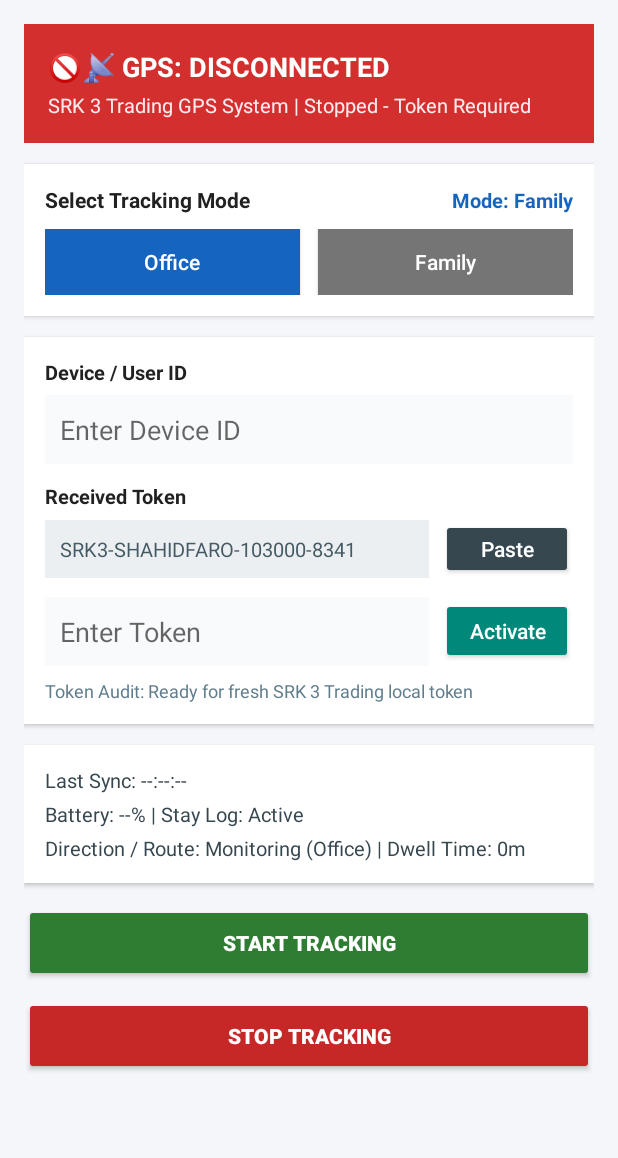
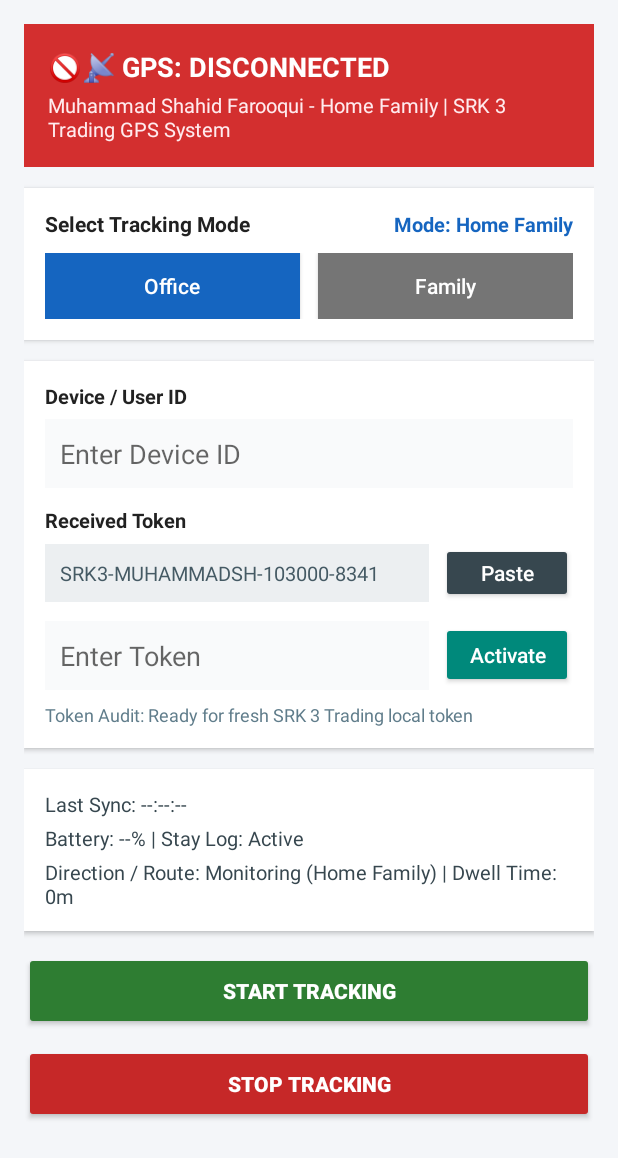
Before and after one commit to srk3trading-en/familygpsapp, an Android app: the screen it shows after launch (MainActivity), after a tap on "Family", on a phone screen of 412 x 824 dp. Shown: the top 1158 px of the screen. Run offline under Robolectric (Android 15) with nearby library versions, the phone set to English and light mode, and no system bars; 1 other tap on this screen came first.

Commit message:
Update MainActivity.kt

```diff
--- a/familygpsapp/app/src/main/java/com/sajidalma/familygps/MainActivity.kt
+++ b/familygpsapp/app/src/main/java/com/sajidalma/familygps/MainActivity.kt
@@ -57,7 +57,6 @@ class MainActivity : AppCompatActivity() {
         val btnStartTracking = findViewById<Button>(R.id.btnStartTracking)
         val btnStopTracking = findViewById<Button>(R.id.btnStopTracking)
 
-        // Request runtime permissions
         ActivityCompat.requestPermissions(
             this,
             arrayOf(
@@ -68,11 +67,10 @@ class MainActivity : AppCompatActivity() {
             100
         )
 
-        // Generate initial local token on device for SRK 3 Trading GPS System
         generatedToken = generateLocalToken(etDeviceId.text.toString())
         tvReceivedToken.text = generatedToken
 
-        // Default mode UI
+        val initialLabel = resolveDisplayLabel(etDeviceId.text.toString())
         setDisconnectedState(
             statusBanner = statusBanner,
             tvGpsStatus = tvGpsStatus,
@@ -80,26 +78,30 @@ class MainActivity : AppCompatActivity() {
             tvSelectedMode = tvSelectedMode,
             tvTokenLogInfo = tvTokenLogInfo,
             tvStayAndDirection = tvStayAndDirection,
-            detailText = "SRK 3 Trading GPS System | Stopped - Token Required"
+            detailText = "$initialLabel | Disconnected - Token Required"
         )
         updateBatteryAndInfo(tvBatteryInfo, tvStayAndDirection)
 
-        // Mode selection buttons
         btnModeOffice.setOnClickListener {
             selectedMode = "Office"
             tvSelectedMode.text = "Mode: Office"
             btnModeOffice.setBackgroundColor(Color.parseColor("#1565C0"))
             btnModeFamily.setBackgroundColor(Color.parseColor("#757575"))
+            val label = resolveDisplayLabel(etDeviceId.text.toString())
+            tvStatusDetail.text = "$label | SRK 3 Trading GPS System"
+            updateBatteryAndInfo(tvBatteryInfo, tvStayAndDirection)
         }
 
         btnModeFamily.setOnClickListener {
             selectedMode = "Family"
-            tvSelectedMode.text = "Mode: Family"
+            tvSelectedMode.text = "Mode: Home Family"
             btnModeFamily.setBackgroundColor(Color.parseColor("#1565C0"))
             btnModeOffice.setBackgroundColor(Color.parseColor("#757575"))
+            val label = resolveDisplayLabel(etDeviceId.text.toString())
+            tvStatusDetail.text = "$label | SRK 3 Trading GPS System"
+            updateBatteryAndInfo(tvBatteryInfo, tvStayAndDirection)
         }
 
-        // Generate fresh local token when tapping received token box
         tvReceivedToken.setOnClickListener {
             if (isTokenActivated) {
                 Toast.makeText(
@@ -114,7 +116,6 @@ class MainActivity : AppCompatActivity() {
             Toast.makeText(this, "New SRK 3 Trading local token generated", Toast.LENGTH_SHORT).show()
         }
 
-        // Paste token from local generated token box or system clipboard
         btnPasteToken.setOnClickListener {
             if (isTokenActivated) {
                 Toast.makeText(this, "Token already active. Disconnect to generate a new one", Toast.LENGTH_SHORT).show()
@@ -144,7 +145,6 @@ class MainActivity : AppCompatActivity() {
             }
         }
 
-        // Activate single-use token, clear input box, and show GPS symbol
         btnVerifyToken.setOnClickListener {
             val tokenValue = etToken.text.toString().trim()
             if (tokenValue.isEmpty()) {
@@ -160,28 +160,32 @@ class MainActivity : AppCompatActivity() {
                 return@setOnClickListener
             }
 
-            // Consume token so it cannot be reused
             usedTokens.add(tokenValue)
             activeToken = tokenValue
             isTokenActivated = true
             generatedToken = ""
 
-            // Clear token input & received token box after activation
             etToken.text.clear()
             tvReceivedToken.text = "SRK 3 Trading Active Session Token Locked"
 
             val currentTime = SimpleDateFormat("HH:mm:ss", Locale.getDefault()).format(Date())
+            val label = resolveDisplayLabel(etDeviceId.text.toString())
             statusBanner.setBackgroundColor(Color.parseColor("#2E7D32"))
             tvGpsStatus.text = "📍 GPS: CONNECTED & ACTIVE"
-            tvStatusDetail.text = "SRK 3 Trading GPS System | Token Active ($selectedMode)"
+            tvStatusDetail.text = "$label | Token Active"
             tvTokenLogInfo.text = "Token Audit: Single-use token activated at $currentTime"
             tvLastSync.text = "Last Sync: $currentTime"
             Toast.makeText(this, "Token activated and locked for single use", Toast.LENGTH_SHORT).show()
         }
 
-        // Start tracking service
         btnStartTracking.setOnClickListener {
-            val userName = etDeviceId.text.toString().trim().ifEmpty { "Shahid Farooqui" }
+            val rawInput = etDeviceId.text.toString().trim()
+            val userName = if (rawInput.isEmpty()) "Muhammad Shahid Farooqui" else rawInput
+            val isHomeFamily = selectedMode == "Family" ||
+                rawInput.contains("home", ignoreCase = true) ||
+                rawInput.contains("family", ignoreCase = true)
+            val effectiveMode = if (isHomeFamily) "Home Family" else "Office"
+            val displayLabel = resolveDisplayLabel(rawInput)
             val currentTime = SimpleDateFormat("HH:mm:ss", Locale.getDefault()).format(Date())
 
             if (!isTokenActivated || activeToken.isNullOrBlank()) {
@@ -198,7 +202,7 @@ class MainActivity : AppCompatActivity() {
             val serviceIntent = Intent(this, LocationService::class.java).apply {
                 putExtra("DEVICE_ID", userName)
                 putExtra("SYSTEM_NAME", "SRK 3 Trading GPS System")
-                putExtra("TRACKING_MODE", selectedMode)
+                putExtra("TRACKING_MODE", effectiveMode)
                 putExtra("TOKEN", activeToken)
             }
 
@@ -210,24 +214,22 @@ class MainActivity : AppCompatActivity() {
 
             statusBanner.setBackgroundColor(Color.parseColor("#2E7D32"))
             tvGpsStatus.text = "🛰️ GPS: CONNECTED & TRACKING"
-            tvStatusDetail.text = "SRK 3 Trading GPS System | $userName ($selectedMode)"
+            tvStatusDetail.text = displayLabel
             tvLastSync.text = "Last Sync: $currentTime"
             updateBatteryAndInfo(tvBatteryInfo, tvStayAndDirection)
         }
 
-        // Disconnect / stop tracking: remove old token and generate a fresh one
         btnStopTracking.setOnClickListener {
             stopService(Intent(this, LocationService::class.java))
 
-            // Remove current active token completely
             activeToken = null
             isTokenActivated = false
             etToken.text.clear()
 
-            // Generate a new token ready for the next connection
             generatedToken = generateLocalToken(etDeviceId.text.toString())
             tvReceivedToken.text = generatedToken
 
+            val label = resolveDisplayLabel(etDeviceId.text.toString())
             setDisconnectedState(
                 statusBanner = statusBanner,
                 tvGpsStatus = tvGpsStatus,
@@ -235,19 +237,35 @@ class MainActivity : AppCompatActivity() {
                 tvSelectedMode = tvSelectedMode,
                 tvTokenLogInfo = tvTokenLogInfo,
                 tvStayAndDirection = tvStayAndDirection,
-                detailText = "SRK 3 Trading GPS System | Disconnected - New Token Ready"
+                detailText = "$label | Disconnected - New Token Ready"
             )
             Toast.makeText(this, "Disconnected. Old token removed and new token generated.", Toast.LENGTH_SHORT).show()
         }
     }
 
+    private fun resolveDisplayLabel(rawInput: String): String {
+        val cleanedInput = rawInput.trim()
+        val isHomeFamily = selectedMode == "Family" ||
+            cleanedInput.contains("home", ignoreCase = true) ||
+            cleanedInput.contains("family", ignoreCase = true)
+
+        val personName = cleanedInput
+            .replace(Regex("\\b(home|family|office)\\b", RegexOption.IGNORE_CASE), "")
+            .replace(Regex("\\s+"), " ")
+            .trim()
+            .ifEmpty { "Muhammad Shahid Farooqui" }
+
+        val areaLabel = if (isHomeFamily) "Home Family" else "Office"
+        return "$personName - $areaLabel"
+    }
+
     private fun generateLocalToken(rawUserId: String): String {
         val cleanId = rawUserId.trim()
-            .ifEmpty { "ShahidFarooqui" }
+            .ifEmpty { "MuhammadShahidFarooqui" }
             .replace(Regex("[^A-Za-z0-9]"), "")
             .take(10)
             .uppercase(Locale.getDefault())
-            .ifEmpty { "SHAHIDFAROOQUI" }
+            .ifEmpty { "MSFAROOQUI" }
 
         val timePart = SimpleDateFormat("HHmmss", Locale.getDefault()).format(Date())
         var candidate: String
@@ -271,7 +289,7 @@ class MainActivity : AppCompatActivity() {
         statusBanner.setBackgroundColor(Color.parseColor("#D32F2F"))
         tvGpsStatus.text = "🚫📡 GPS: DISCONNECTED"
         tvStatusDetail.text = detailText
-        tvSelectedMode.text = "Mode: $selectedMode"
+        tvSelectedMode.text = if (selectedMode == "Family") "Mode: Home Family" else "Mode: Office"
         tvTokenLogInfo.text = "Token Audit: Ready for fresh SRK 3 Trading local token"
         tvStayAndDirection.text = "Direction / Route: Stopped | Dwell Time: 0m"
     }
@@ -280,7 +298,8 @@ class MainActivity : AppCompatActivity() {
         val bm = getSystemService(Context.BATTERY_SERVICE) as BatteryManager
         val level = bm.getIntProperty(BatteryManager.BATTERY_PROPERTY_CAPACITY)
         val batteryText = if (level in 0..100) "$level%" else "--%"
+        val modeLabel = if (selectedMode == "Family") "Home Family" else "Office"
         tvBattery.text = "Battery: $batteryText | Stay Log: Active"
-        tvStay.text = "Direction / Route: Monitoring ($selectedMode) | Dwell Time: 0m"
+        tvStay.text = "Direction / Route: Monitoring ($modeLabel) | Dwell Time: 0m"
     }
 }
```
